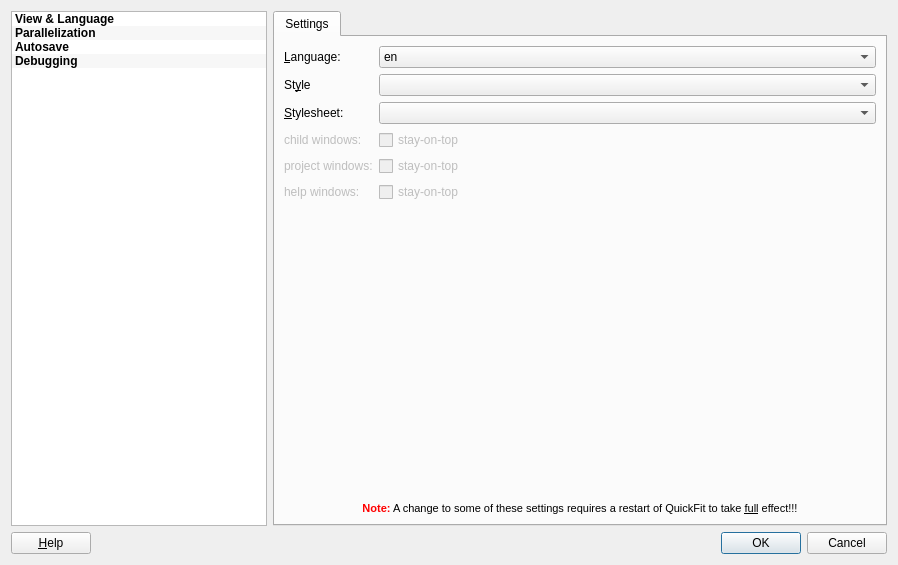
Above: application/optionsdialog.ui from jkriege2/QuickFit3 before the change. Below: the same form after it.
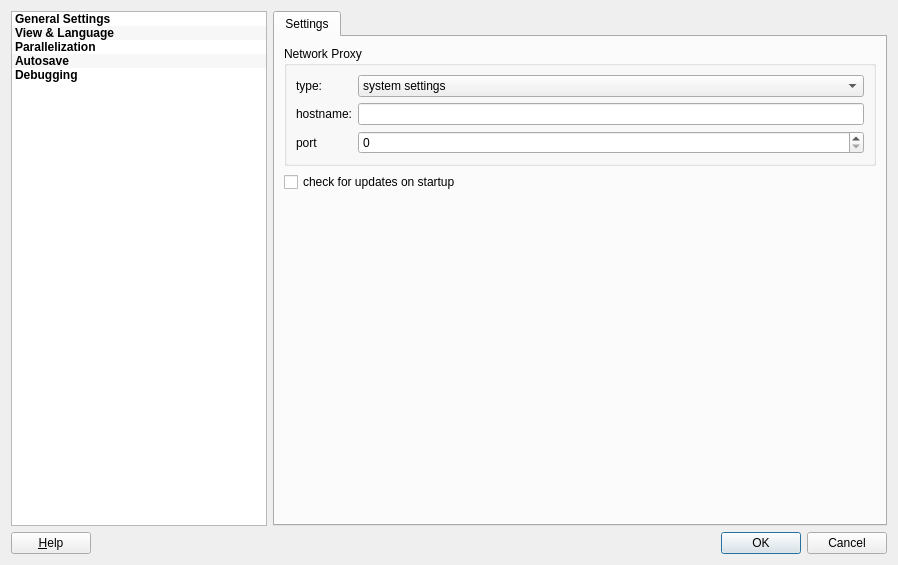
That is the form after the change. Icons and pictures are not drawn.

Commit message: QuickFit3:   - can set network proxy in settings Dialog   - can select whether automatically check for updates in settings dialog   - added automatic and manual (Help menu) updates check

The edit to the form file:
```diff
--- a/application/optionsdialog.ui
+++ b/application/optionsdialog.ui
@@ -111,6 +111,15 @@
      <property name="currentRow">
       <number>-1</number>
      </property>
+     <item>
+      <property name="text">
+       <string>General Settings</string>
+      </property>
+      <property name="icon">
+       <iconset resource="quickfit3.qrc">
+        <normaloff>:/icon.png</normaloff>:/icon.png</iconset>
+      </property>
+     </item>
      <item>
       <property name="text">
        <string>View &amp; Language</string>
@@ -167,6 +176,76 @@
          <property name="currentIndex">
           <number>0</number>
          </property>
+         <widget class="QWidget" name="page_2">
+          <layout class="QFormLayout" name="formLayout_6">
+           <item row="0" column="0" colspan="2">
+            <widget class="QGroupBox" name="grpProxy">
+             <property name="title">
+              <string>Network Proxy</string>
+             </property>
+             <layout class="QFormLayout" name="formLayout_5">
+              <item row="1" column="0">
+               <widget class="QLabel" name="label_12">
+                <property name="text">
+                 <string>hostname:</string>
+                </property>
+               </widget>
+              </item>
+              <item row="1" column="1">
+               <widget class="QLineEdit" name="edtProxyHost"/>
+              </item>
+              <item row="2" column="0">
+               <widget class="QLabel" name="label_13">
+                <property name="text">
+                 <string>port</string>
+                </property>
+               </widget>
+              </item>
+              <item row="2" column="1">
+               <widget class="QSpinBox" name="spinProxyPort">
+                <property name="maximum">
+                 <number>65535</number>
+                </property>
+               </widget>
+              </item>
+              <item row="0" column="0">
+               <widget class="QLabel" name="label_14">
+                <property name="text">
+                 <string>type:</string>
+                </property>
+               </widget>
+              </item>
+              <item row="0" column="1">
+               <widget class="QComboBox" name="cmbProxyType">
+                <item>
+                 <property name="text">
+                  <string>system settings</string>
+                 </property>
+                </item>
+                <item>
+                 <property name="text">
+                  <string>give proxy below</string>
+                 </property>
+                </item>
+                <item>
+                 <property name="text">
+                  <string>no proxy</string>
+                 </property>
+                </item>
+               </widget>
+              </item>
+             </layout>
+            </widget>
+           </item>
+           <item row="1" column="0">
+            <widget class="QCheckBox" name="chkUpdates">
+             <property name="text">
+              <string>check for updates on startup</string>
+             </property>
+            </widget>
+           </item>
+          </layout>
+         </widget>
          <widget class="QWidget" name="stackedWidgetPage1">
           <layout class="QFormLayout" name="formLayout">
            <property name="fieldGrowthPolicy">
```
Left out of the diff: 12 changed lines with no effect on the pictures. The commit also changes 15 other files.
